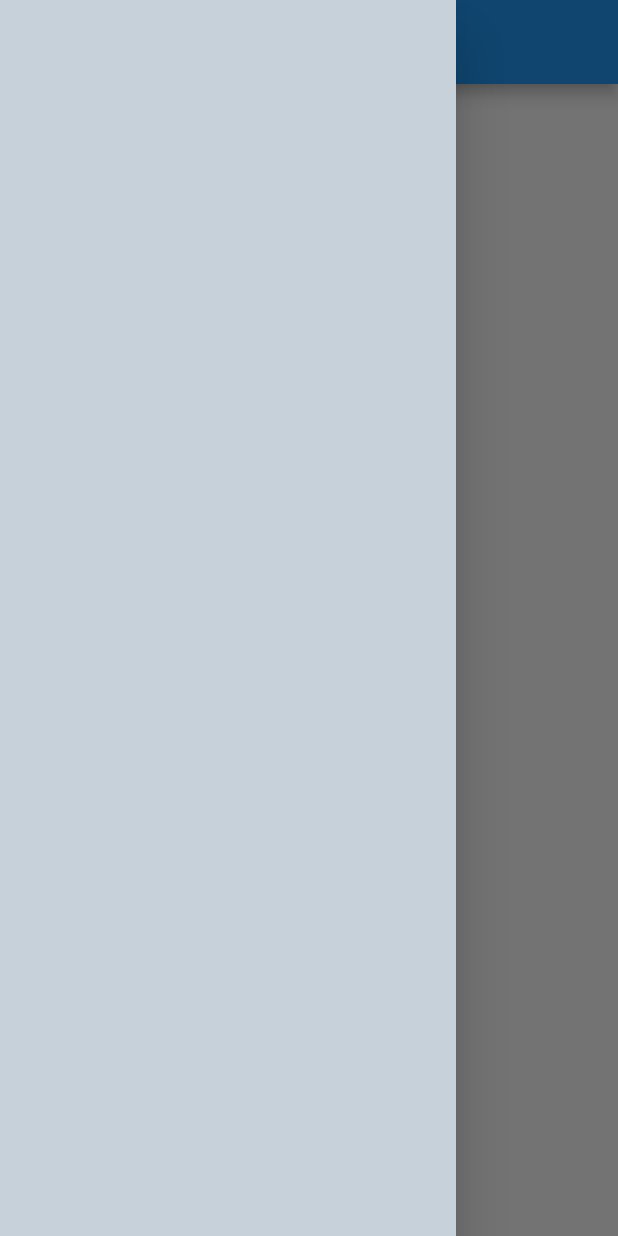
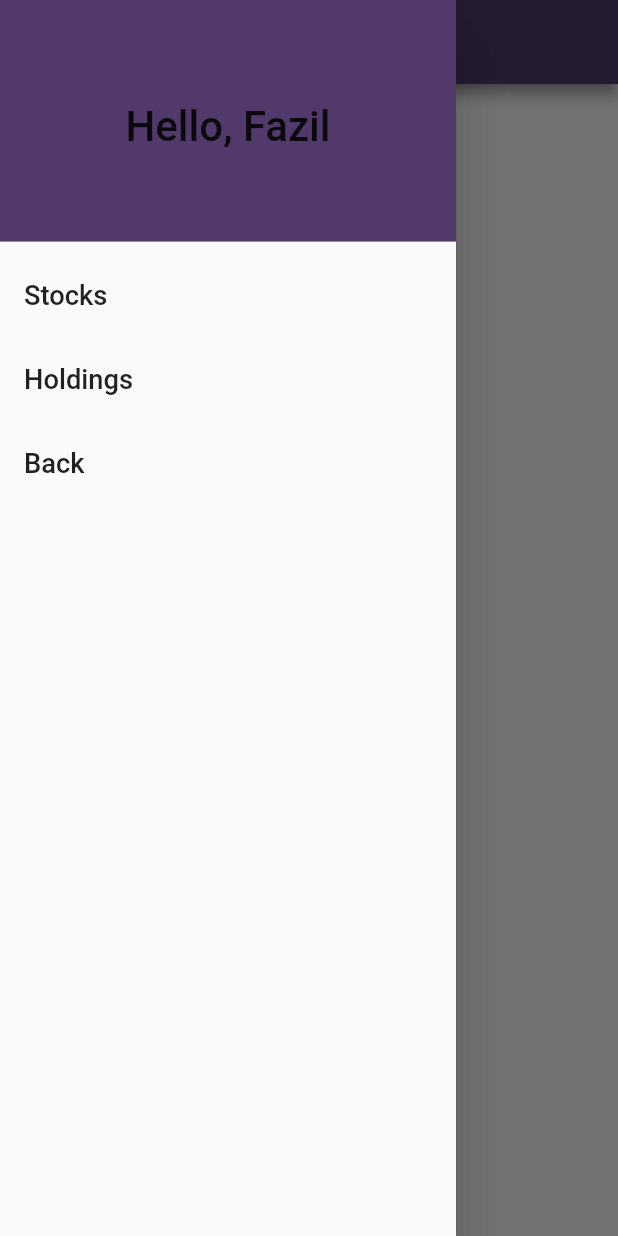
Before and after one commit to FazilKlkt/my_flutter_learn_try1, a Flutter app: the screen it shows after launch, with the side drawer open, on a phone screen of 412 x 824 dp. Run offline on Flutter 3.47's test engine with Material 2 defaults, Android fonts, the phone set to English and light mode, and no system bars.

Commit message:
Made changes to Drawer,yet to learn more

```diff
--- /dev/null
+++ b/lib/drawer.dart
@@ -0,0 +1,51 @@
+import 'package:flutter/material.dart';
+
+class DrawerPage extends StatelessWidget {
+  const DrawerPage({Key? key}) : super(key: key);
+
+  @override
+  Widget build(BuildContext context) {
+    return Drawer(
+      child: ListView(
+        padding: const EdgeInsets.only(),
+        children: [
+          const DrawerHeader(
+            decoration: BoxDecoration(
+              color: Color.fromARGB(255, 81, 58, 107),
+            ),
+            child: Center(
+              child: Text(
+                'Hello, Fazil',
+                textScaleFactor: 2.0,
+                textAlign: TextAlign.left,
+              ),
+            ),
+          ),
+          ListTile(
+            title: const Text(
+              'Stocks',
+              textScaleFactor: 1.3,
+            ),
+            onTap: () {},
+          ),
+          ListTile(
+            title: const Text(
+              'Holdings',
+              textScaleFactor: 1.3,
+            ),
+            onTap: () {},
+          ),
+          ListTile(
+            title: const Text(
+              'Back',
+              textScaleFactor: 1.3,
+            ),
+            onTap: () {
+              Navigator.pop(context);
+            },
+          ),
+        ],
+      ),
+    );
+  }
+}
--- a/lib/homepage.dart
+++ b/lib/homepage.dart
@@ -1,4 +1,5 @@
 import 'package:flutter/material.dart';
+import 'drawer.dart';
 
 class Homepage extends StatelessWidget {
   const Homepage({Key? key}) : super(key: key);
@@ -7,14 +8,14 @@ class Homepage extends StatelessWidget {
   Widget build(BuildContext context) {
     return Scaffold(
       appBar: AppBar(
-        title: const Text('Flutter learning app'),
+        title: const Text('Upstox'),
+        backgroundColor: const Color.fromARGB(255, 81, 58, 107),
+        shadowColor: const Color.fromARGB(255, 87, 87, 87),
       ),
       body: Center(
         child: Text('Fazil app: try $tryNum'),
       ),
-      drawer: const Drawer(
-        backgroundColor: Color.fromARGB(255, 199, 209, 218),
-      ),
+      drawer: const DrawerPage(),
     );
   }
 }
```
